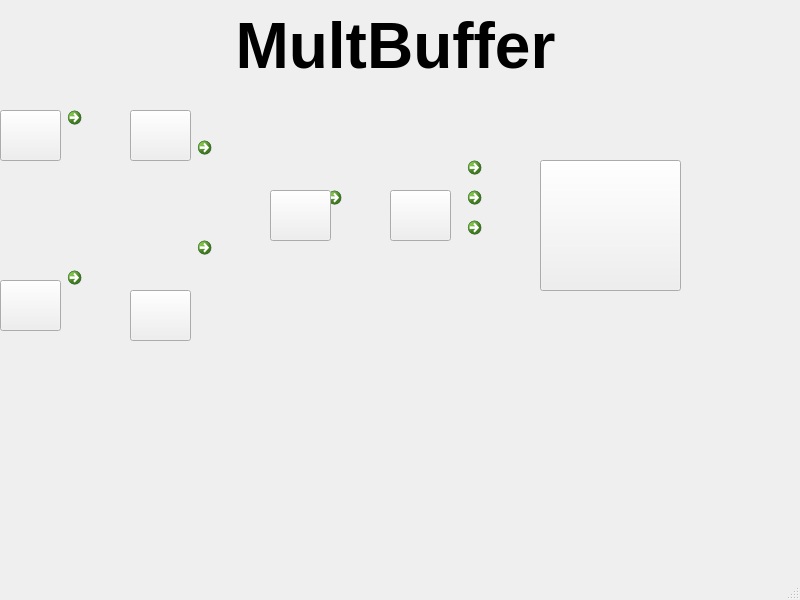
The window that mainwindow.ui (Cpt11/QT_multBuffer) describes before a commit, drawn with Qt 5.
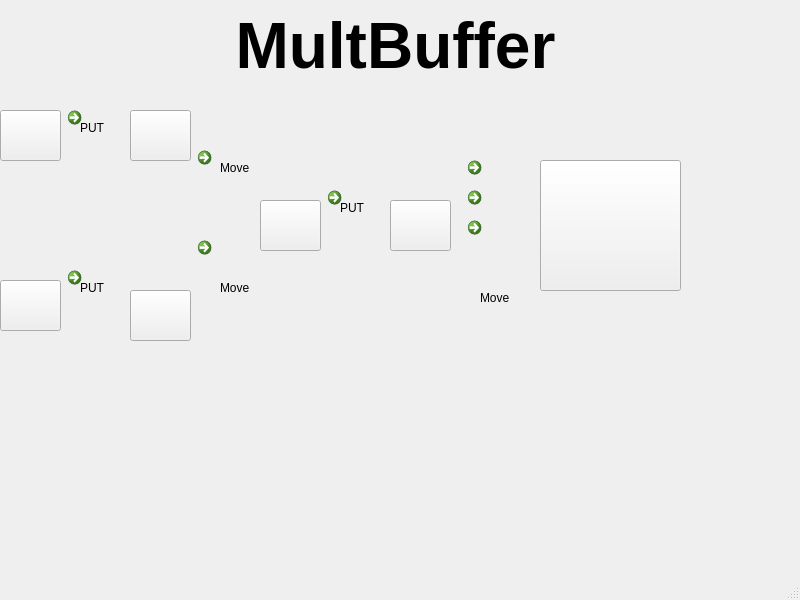
The same window after the commit. Icons and pictures are not drawn.

```diff
--- a/mainwindow.ui
+++ b/mainwindow.ui
@@ -133,7 +133,7 @@
     <property name="geometry">
      <rect>
       <x>390</x>
-      <y>190</y>
+      <y>200</y>
       <width>61</width>
       <height>51</height>
      </rect>
@@ -271,7 +271,7 @@
     <property name="geometry">
      <rect>
       <x>190</x>
-      <y>130</y>
+      <y>140</y>
       <width>121</width>
       <height>91</height>
      </rect>
@@ -339,8 +339,8 @@
    <widget class="QPushButton" name="pushButton_6">
     <property name="geometry">
      <rect>
-      <x>270</x>
-      <y>190</y>
+      <x>260</x>
+      <y>200</y>
       <width>61</width>
       <height>51</height>
      </rect>
@@ -372,6 +372,100 @@
      <string>&lt;html&gt;&lt;head/&gt;&lt;body&gt;&lt;p align=&quot;center&quot;&gt;&lt;span style=&quot; font-size:48pt; font-weight:700;&quot;&gt;MultBuffer&lt;/span&gt;&lt;/p&gt;&lt;/body&gt;&lt;/html&gt;</string>
     </property>
    </widget>
+   <widget class="QLabel" name="label_2">
+    <property name="geometry">
+     <rect>
+      <x>80</x>
+      <y>280</y>
+      <width>54</width>
+      <height>16</height>
+     </rect>
+    </property>
+    <property name="text">
+     <string>PUT</string>
+    </property>
+   </widget>
+   <widget class="QLabel" name="label_3">
+    <property name="geometry">
+     <rect>
+      <x>80</x>
+      <y>120</y>
+      <width>54</width>
+      <height>16</height>
+     </rect>
+    </property>
+    <property name="text">
+     <string>PUT</string>
+    </property>
+   </widget>
+   <widget class="QLabel" name="label_4">
+    <property name="geometry">
+     <rect>
+      <x>220</x>
+      <y>160</y>
+      <width>54</width>
+      <height>16</height>
+     </rect>
+    </property>
+    <property name="text">
+     <string>Move</string>
+    </property>
+   </widget>
+   <widget class="QLabel" name="label_5">
+    <property name="geometry">
+     <rect>
+      <x>220</x>
+      <y>280</y>
+      <width>54</width>
+      <height>16</height>
+     </rect>
+    </property>
+    <property name="text">
+     <string>Move</string>
+    </property>
+   </widget>
+   <widget class="QLabel" name="label_6">
+    <property name="geometry">
+     <rect>
+      <x>480</x>
+      <y>290</y>
+      <width>54</width>
+      <height>16</height>
+     </rect>
+    </property>
+    <property name="text">
+     <string>Move</string>
+    </property>
+   </widget>
+   <widget class="QLabel" name="label_7">
+    <property name="geometry">
+     <rect>
+      <x>340</x>
+      <y>200</y>
+      <width>54</width>
+      <height>16</height>
+     </rect>
+    </property>
+    <property name="text">
+     <string>PUT</string>
+    </property>
+   </widget>
+   <widget class="QLabel" name="label_8">
+    <property name="geometry">
+     <rect>
+      <x>160</x>
+      <y>280</y>
+      <width>311</width>
+      <height>101</height>
+     </rect>
+    </property>
+    <property name="text">
+     <string/>
+    </property>
+    <property name="pixmap">
+     <pixmap resource="p.qrc">:/chejia.png</pixmap>
+    </property>
+   </widget>
   </widget>
   <widget class="QStatusBar" name="statusbar"/>
  </widget>
```
Left out of the diff: 16 changed lines with no effect on the pictures.
